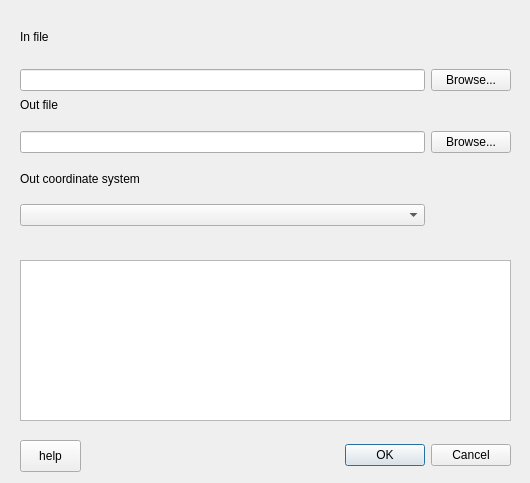
Before: the Qt Designer form icsm_qgis_transformer_dialog_base.ui in icsm-au/icsm_qgis_transformer, drawn with Qt 5.
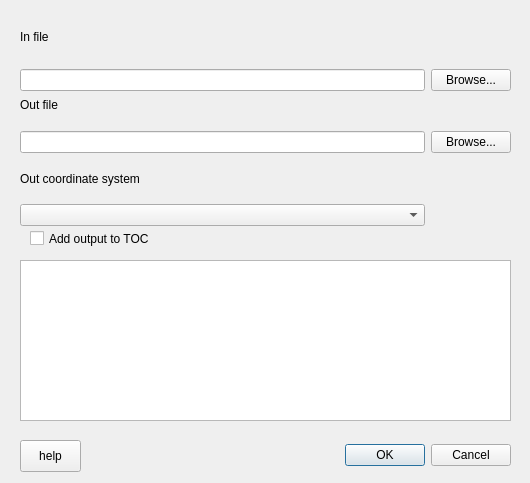
After: the same form once the commit is applied.

Commit message:
New check box to add output to TOC
Added a check box to GUI that adds vector or raster layer to Table Of Contents

```diff
--- a/icsm_qgis_transformer_dialog_base.ui
+++ b/icsm_qgis_transformer_dialog_base.ui
@@ -123,6 +123,19 @@
     <string>help</string>
    </property>
   </widget>
+  <widget class="QCheckBox" name="TOCcheckBox">
+   <property name="geometry">
+    <rect>
+     <x>30</x>
+     <y>230</y>
+     <width>121</width>
+     <height>17</height>
+    </rect>
+   </property>
+   <property name="text">
+    <string>Add output to TOC</string>
+   </property>
+  </widget>
  </widget>
  <resources/>
  <connections>
```
The commit also changes 1 other file.
